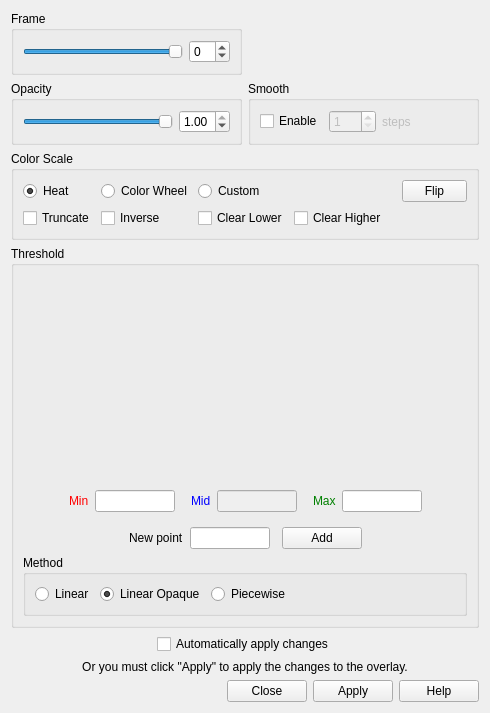
This is freeview/WindowConfigureOverlay.ui in freesurfer/freesurfer as Qt 5 draws it before an edit. The edited form follows.
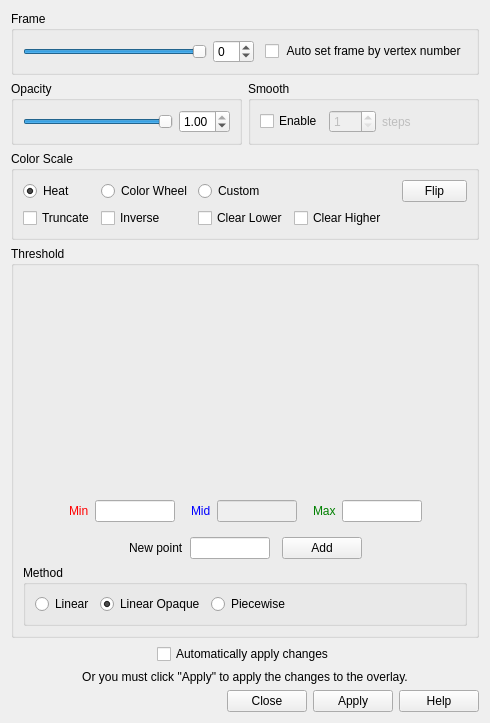
This is the edited form. Custom widgets are drawn as their Qt base class.

Commit message: Auto change surface overlay frame by vertex number. Unfinished connectome matrix implementation.

```diff
--- a/freeview/WindowConfigureOverlay.ui
+++ b/freeview/WindowConfigureOverlay.ui
@@ -7,7 +7,7 @@
     <x>0</x>
     <y>0</y>
     <width>490</width>
-    <height>665</height>
+    <height>723</height>
    </rect>
   </property>
   <property name="windowTitle">
@@ -109,12 +109,12 @@
        </layout>
       </widget>
      </item>
-     <item row="0" column="0">
+     <item row="0" column="0" colspan="2">
       <widget class="QGroupBox" name="groupBoxFrame">
        <property name="title">
         <string>Frame</string>
        </property>
-       <layout class="QHBoxLayout" name="horizontalLayout_4">
+       <layout class="QHBoxLayout" name="horizontalLayout_4" stretch="0,0,0,0">
         <item>
          <widget class="QSlider" name="sliderFrame">
           <property name="maximum">
@@ -135,6 +135,29 @@
           </property>
          </widget>
         </item>
+        <item>
+         <spacer name="horizontalSpacer_12">
+          <property name="orientation">
+           <enum>Qt::Horizontal</enum>
+          </property>
+          <property name="sizeType">
+           <enum>QSizePolicy::Fixed</enum>
+          </property>
+          <property name="sizeHint" stdset="0">
+           <size>
+            <width>5</width>
+            <height>5</height>
+           </size>
+          </property>
+         </spacer>
+        </item>
+        <item>
+         <widget class="QCheckBox" name="checkBoxAutoFrame">
+          <property name="text">
+           <string> Auto set frame by vertex number</string>
+          </property>
+         </widget>
+        </item>
        </layout>
       </widget>
      </item>
```
Left out of the diff: 226 changed lines with no effect on the pictures. The commit also changes 23 other files.
